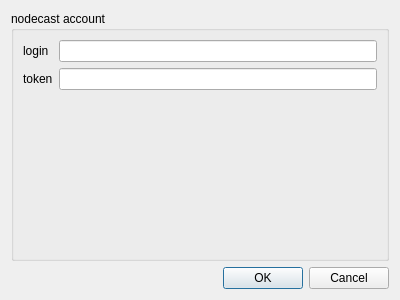
Above: src/account.ui from nodecast/nodecast before the change. Below: the same form after it.
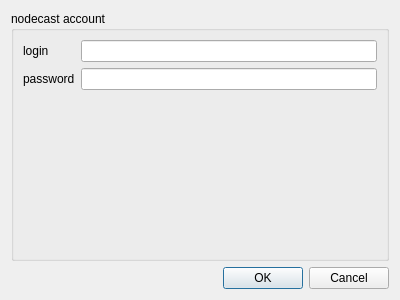
That is the form after the change.

The edit to the form file:
```diff
--- a/src/account.ui
+++ b/src/account.ui
@@ -45,7 +45,7 @@
         <item row="1" column="0">
          <widget class="QLabel" name="label_2">
           <property name="text">
-           <string>token</string>
+           <string>password</string>
           </property>
          </widget>
         </item>
@@ -57,6 +57,9 @@
             <verstretch>0</verstretch>
            </sizepolicy>
           </property>
+          <property name="echoMode">
+           <enum>QLineEdit::Password</enum>
+          </property>
          </widget>
         </item>
        </layout>
```
Left out of the diff: 2 changed lines with no effect on the pictures.
